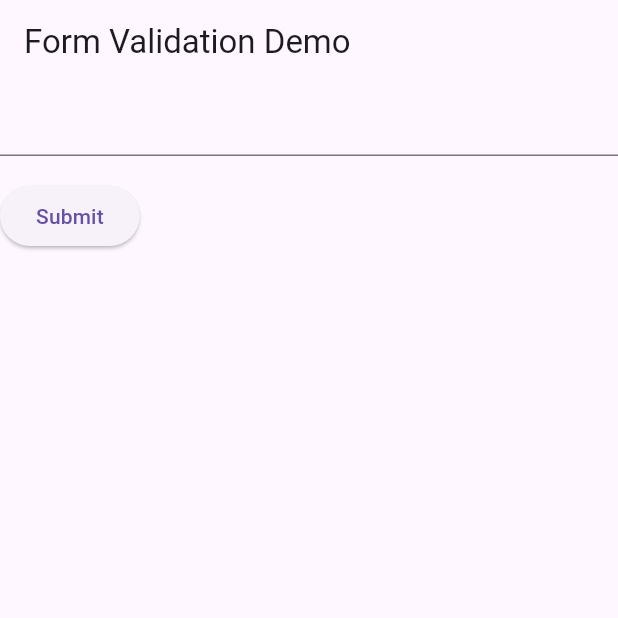
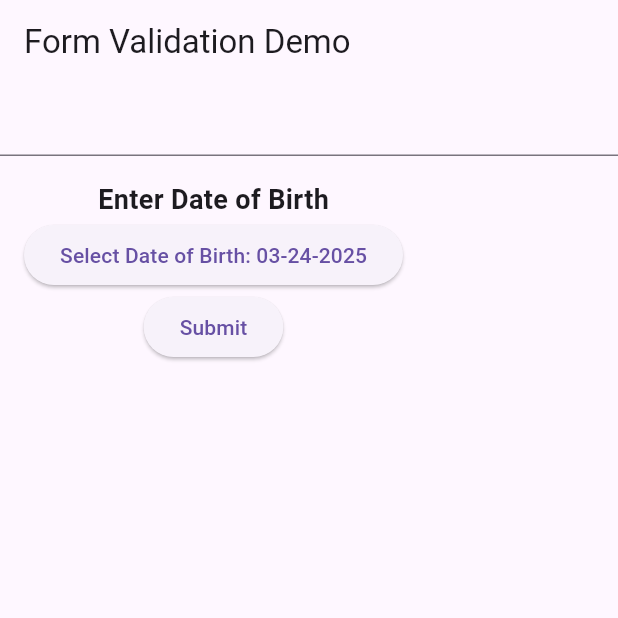
Before and after one commit to JimmyPhanfr/mad_act10_login, a Flutter app: the screen it shows after launch, on a phone screen of 412 x 824 dp, the top half of it. Run offline on Flutter 3.47's test engine with Material 3 defaults, Android fonts, the phone set to English and light mode, and no system bars; our stand-ins replace table_calendar.

Commit message:
Added calendar and padding

```diff
--- a/lib/main.dart
+++ b/lib/main.dart
@@ -1,4 +1,6 @@
 import 'package:flutter/material.dart';
+import 'package:table_calendar/table_calendar.dart';
+import 'package:intl/intl.dart';
 
 void main() => runApp(const MyApp());
 
@@ -34,12 +36,27 @@ class MyCustomForm extends StatefulWidget {
 // Create a corresponding State class.
 // This class holds data related to the form.
 class MyCustomFormState extends State<MyCustomForm> {
+  DateTime _date = DateTime(DateTime.now().year, DateTime.now().month, DateTime.now().day);
   // Create a global key that uniquely identifies the Form widget
   // and allows validation of the form.
   //
   // Note: This is a GlobalKey<FormState>,
   // not a GlobalKey<MyCustomFormState>.
   final _formKey = GlobalKey<FormState>();
+
+  void _selectDate(BuildContext context) async {
+    final DateTime? picked = await showDatePicker(
+      context: context,
+      initialDate: _date = DateTime(DateTime.now().year, DateTime.now().month, DateTime.now().day),
+      firstDate: DateTime(1900, 1, 1),
+      lastDate: DateTime(2101),
+    );
+    if (picked != null && picked != _date) {
+      setState(() {
+        _date = DateTime(picked.year, picked.month, picked.day);
+      });
+    }
+  }
 
   @override
   Widget build(BuildContext context) {
@@ -59,8 +76,18 @@ class MyCustomFormState extends State<MyCustomForm> {
             },
           ),
           Padding(
-            padding: const EdgeInsets.symmetric(vertical: 16),
-            child: ElevatedButton(
+            padding: EdgeInsets.all(16.0), // Adds 16 pixels of padding on all sides
+            child: Column (
+              children: [
+                Text(
+                  'Enter Date of Birth',
+                  style: TextStyle(fontSize: 18, fontWeight: FontWeight.bold),
+                ),
+                ElevatedButton(
+                  onPressed: () => _selectDate(context),
+                  child: Text('Select Date of Birth: ${DateFormat('MM-dd-yyyy').format(_date)}'),
+                ),
+                ElevatedButton(
                   onPressed: () {
                     // Validate returns true if the form is valid, or false otherwise.
                     if (_formKey.currentState!.validate()) {
@@ -73,6 +100,8 @@ class MyCustomFormState extends State<MyCustomForm> {
                   },
                   child: const Text('Submit'),
                 ),
+              ],
+            ),
           ),
         ],
       ),
--- a/pubspec.yaml
+++ b/pubspec.yaml
@@ -34,6 +34,7 @@ dependencies:
   # The following adds the Cupertino Icons font to your application.
   # Use with the CupertinoIcons class for iOS style icons.
   cupertino_icons: ^1.0.8
+  table_calendar: ^3.2.0
 
 dev_dependencies:
   flutter_test:
```
Also changed, not shown: pubspec.lock. Lines whose indentation alone changed are shown as unchanged.
